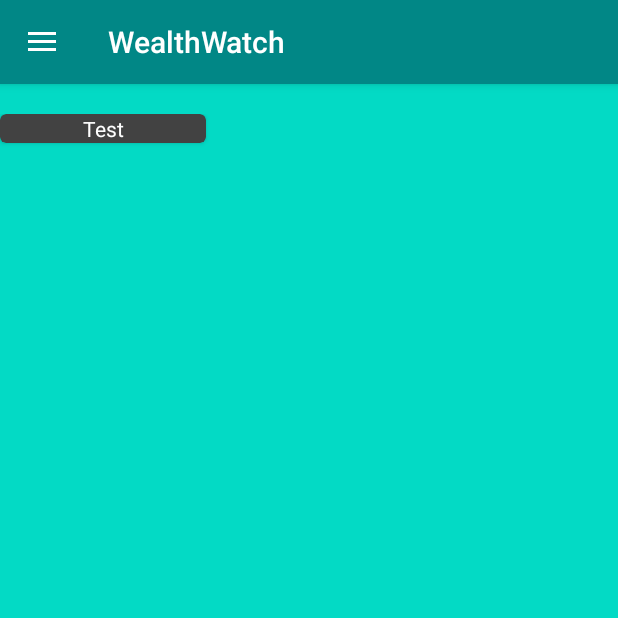
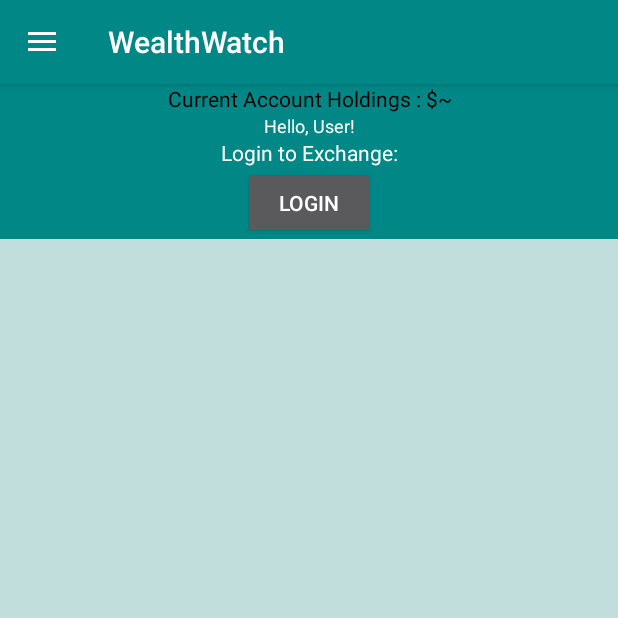
Before and after one commit to willkopec/WealthWatchAndroidApp, an Android app: the screen it shows after launch (MainActivity), on a phone screen of 412 x 824 dp, the top half of it. Run offline under Robolectric (Android 15) with nearby library versions, the phone set to English and light mode, and no system bars; our stand-ins replace Volley; libraries missing offline, so code that uses them is left out: com.anychart, com.anychart.chart, com.anychart.charts; network calls fail.

Commit message:
UPDATE [07/09/23]
UPDATES:
-------------
1. Added fragments to finances fragment
2. Added a login fragment for robinhood API

TODO:
-----------
Find out how to store login session for a few days/permanently
Add login functionality via python script and the different fragments.

```diff
--- /dev/null
+++ b/app/src/main/java/com/example/tipcalculator/FinanceChartFragment.java
@@ -0,0 +1,27 @@
+package com.example.tipcalculator;
+
+import android.os.Bundle;
+import androidx.fragment.app.Fragment;
+import android.view.LayoutInflater;
+import android.view.View;
+import android.view.ViewGroup;
+
+import com.anychart.AnyChart;
+import com.anychart.chart.common.dataentry.DataEntry;
+import com.anychart.charts.Cartesian;
+
+import java.util.ArrayList;
+
+public class FinanceChartFragment extends Fragment {
+
+    private ArrayList<DataEntry> chartData;
+
+    @Override
+    public View onCreateView(LayoutInflater inflater, ViewGroup container,
+                             Bundle savedInstanceState) {
+        // Inflate the layout for this fragment
+
+
+        return inflater.inflate(R.layout.fragment_finance_chart, container, false);
+    }
+}
--- /dev/null
+++ b/app/src/main/java/com/example/tipcalculator/FinancesBalanceFragment.java
@@ -0,0 +1,22 @@
+package com.example.tipcalculator;
+
+import android.os.Bundle;
+
+import androidx.fragment.app.Fragment;
+
+import android.view.LayoutInflater;
+import android.view.View;
+import android.view.ViewGroup;
+
+public class FinancesBalanceFragment extends Fragment {
+
+    @Override
+    public View onCreateView(LayoutInflater inflater, ViewGroup container,
+                             Bundle savedInstanceState) {
+        View thisView = inflater.inflate(R.layout.fragment_finances_balance, container, false);
+
+
+
+        return thisView;
+    }
+}
--- a/app/src/main/java/com/example/tipcalculator/FinancesFragment.java
+++ b/app/src/main/java/com/example/tipcalculator/FinancesFragment.java
@@ -8,14 +8,33 @@ import android.view.ViewGroup;
 import androidx.annotation.NonNull;
 import androidx.annotation.Nullable;
 import androidx.fragment.app.Fragment;
+import androidx.fragment.app.FragmentManager;
 
 public class FinancesFragment extends Fragment {
+
+    Fragment accountBalanceFragment;
+    Fragment robinHoodApiFragment;
+
+    @Override
+    public void onCreate(Bundle savedInstanceState) {
+        super.onCreate(savedInstanceState);
+        accountBalanceFragment = new FinancesBalanceFragment();
+        robinHoodApiFragment = new FinanceChartFragment();
+
+        getActivity().getSupportFragmentManager().beginTransaction()
+                .replace(R.id.accountBalanceContainer, accountBalanceFragment)
+                .replace(R.id.financeChartAndLogin, robinHoodApiFragment)
+                .commit();
+
+
+    }
 
     @Nullable
     @Override
     public View onCreateView(@NonNull LayoutInflater inflater, @Nullable ViewGroup container, @Nullable Bundle savedInstanceState) {
+        View thisView = inflater.inflate(R.layout.fragment_finances, container, false);
 
 
-        return inflater.inflate(R.layout.fragment_finances, container, false);
+        return thisView;
     }
 }
--- /dev/null
+++ b/app/src/main/res/layout/fragment_finance_chart.xml
@@ -0,0 +1,35 @@
+<?xml version="1.0" encoding="utf-8"?>
+<LinearLayout xmlns:android="http://schemas.android.com/apk/res/android"
+    android:layout_width="match_parent"
+    android:layout_height="wrap_content"
+    xmlns:app="http://schemas.android.com/apk/res-auto"
+    android:weightSum="6"
+    android:orientation="vertical"
+    android:background="@color/teal_700">
+
+    <LinearLayout
+        android:layout_width="match_parent"
+        android:layout_height="match_parent"
+        android:gravity="center"
+        android:orientation="vertical"
+        >
+
+        <TextView
+            android:id="@+id/loginToExchangeText"
+            android:layout_width="match_parent"
+            android:layout_height="wrap_content"
+            android:text="Login to Exchange:"
+            android:gravity="center"
+            android:textColor="@color/white"
+            />
+        <Button
+            android:id="@+id/loginToExchangeBtn"
+            android:layout_width="wrap_content"
+            android:layout_height="wrap_content"
+            android:text="Login"/>
+
+    </LinearLayout>
+
+
+
+</LinearLayout>
--- a/app/src/main/res/layout/fragment_finances.xml
+++ b/app/src/main/res/layout/fragment_finances.xml
@@ -1,54 +1,22 @@
 <?xml version="1.0" encoding="utf-8"?>
 <LinearLayout xmlns:android="http://schemas.android.com/apk/res/android"
     android:layout_width="match_parent"
-    android:layout_height="match_parent"
+    android:layout_height="wrap_content"
     xmlns:app="http://schemas.android.com/apk/res-auto"
     xmlns:tools="http://schemas.android.com/tools"
     android:background="@color/teal_200"
-    android:weightSum="6"
     android:orientation="vertical">
 
-    <LinearLayout
+    <FrameLayout
+        android:id="@+id/accountBalanceContainer"
         android:layout_width="match_parent"
-        android:layout_height="match_parent"
-        android:weightSum="3"
-        android:layout_weight="1"
-        android:orientation="horizontal"
-        android:layout_marginTop="20dp">
+        android:layout_height="wrap_content"/>
 
-        <androidx.cardview.widget.CardView
-            android:id="@+id/card_view"
-            android:layout_width="0dp"
-            android:layout_height="wrap_content"
-            android:layout_weight="1"
-            app:cardCornerRadius="4dp">
-            <androidx.constraintlayout.widget.ConstraintLayout
-                android:layout_width="match_parent"
-                android:layout_height="match_parent">
+    <FrameLayout
+        android:id="@+id/financeChartAndLogin"
+        android:layout_width="match_parent"
+        android:layout_height="wrap_content"/>
 
-                <TextView
-                    android:id="@+id/ExchangeText1"
-                    android:layout_width="wrap_content"
-                    android:layout_height="wrap_content"
-                    android:text="Test"
-                    android:textColor="@color/white"
-                    app:layout_constraintEnd_toEndOf="parent"
-                    app:layout_constraintStart_toStartOf="parent"
-                    app:layout_constraintTop_toTopOf="parent"/>
-
-                <ImageView
-                    android:layout_width="0dp"
-                    android:layout_height="0dp"
-                    tools:srcCompat="@tools:sample/avatars"
-                    app:layout_constraintTop_toBottomOf="@id/ExchangeText1"
-                    app:layout_constraintEnd_toEndOf="parent"
-                    app:layout_constraintStart_toStartOf="parent"/>
-
-            </androidx.constraintlayout.widget.ConstraintLayout>
-        </androidx.cardview.widget.CardView>
-
-
-    </LinearLayout>
 
 
 </LinearLayout>
--- /dev/null
+++ b/app/src/main/res/layout/fragment_finances_balance.xml
@@ -0,0 +1,27 @@
+<?xml version="1.0" encoding="utf-8"?>
+<LinearLayout xmlns:android="http://schemas.android.com/apk/res/android"
+    android:layout_width="match_parent"
+    android:layout_height="wrap_content"
+    xmlns:app="http://schemas.android.com/apk/res-auto"
+    xmlns:tools="http://schemas.android.com/tools"
+    android:background="@color/teal_700"
+    android:orientation="vertical">
+    <TextView
+        android:layout_width="match_parent"
+        android:layout_height="wrap_content"
+        android:text="Current Account Holdings : $~"
+        android:textSize="14sp"
+        android:textColor="@color/black"
+        android:gravity="center"/>
+
+    <TextView
+        android:layout_width="match_parent"
+        android:layout_height="wrap_content"
+        android:textSize="12sp"
+        android:text="Hello, User!"
+        android:textColor="#FFFFFF"
+        android:gravity="center"/>
+
+
+
+</LinearLayout>
```
Also changed, not shown: app/src/main/java/com/example/tipcalculator/ExchangeLoginFragment.java (added, +36 -0 lines), app/src/main/res/layout/fragment_exchange_login.xml (added, +71 -0 lines).
